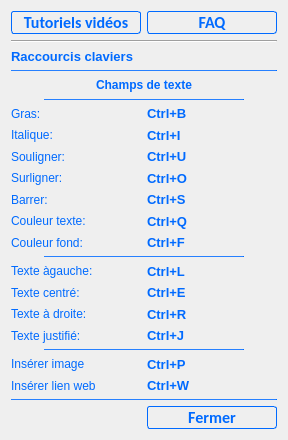
Above: PhotosConsigne/ui/Help.ui from FlorianLance/PhotosConsigne before the change. Below: the same form after it.
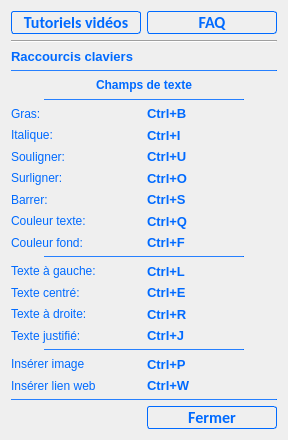
That is the form after the change.

Diff of the .ui file:
```diff
--- a/PhotosConsigne/ui/Help.ui
+++ b/PhotosConsigne/ui/Help.ui
@@ -367,7 +367,7 @@
       <string notr="true">color : rgb(0,106,255);</string>
      </property>
      <property name="text">
-      <string>Texte àgauche:</string>
+      <string>Texte à gauche:</string>
      </property>
     </widget>
    </item>
```
